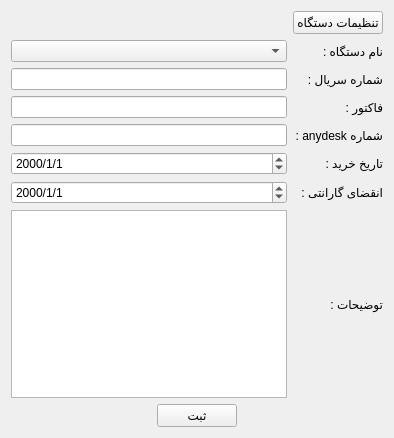
Before: the Qt Designer form productregister.ui in kia-far/QtDBS, drawn with Qt 5.
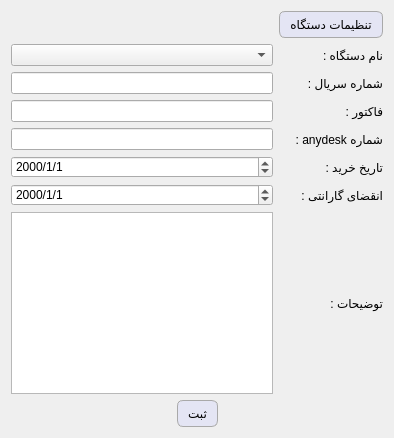
After: the same form once the commit is applied.

Commit message: added stylesheet for buttons

Diff of the .ui file:
```diff
--- a/productregister.ui
+++ b/productregister.ui
@@ -14,7 +14,30 @@
    <string>Form</string>
   </property>
   <property name="styleSheet">
-   <string notr="true">font: 12pt &quot;Segoe UI&quot;;</string>
+   <string notr="true">QPushButton {
+    background-color: rgb(228, 229, 244); /* Light gray background */
+    border: 1px solid #a9a9a9; /* Darker gray border for a 3D effect */
+    border-radius: 6px; /* Rounded corners */
+    padding: 5px 10px; /* Padding for a button-like appearance */
+    color: black; /* Text color */
+    
+    /* Subtle gradient for a shiny effect */
+    background: qlineargradient(spread:pad, x1:0, y1:0, x2:0, y2:1, 
+                                stop:0 #f0f0f0, stop:1 #d3d3d3);
+}
+
+QPushButton:hover {
+    background-color: #e6e6e6; /* Change to a lighter shade on hover */
+    border-color: #b0b0b0; /* Change border color on hover */
+}
+
+QPushButton:pressed {
+    background-color: #bfbfbf; /* Darker gray when pressed */
+    border-color: #808080; /* Slightly darker border when pressed */
+}
+
+
+QWidget {font: 12pt &quot;Segoe UI&quot;;}</string>
   </property>
   <layout class="QVBoxLayout" name="verticalLayout">
    <item>
```
The commit also changes 29 other files.
